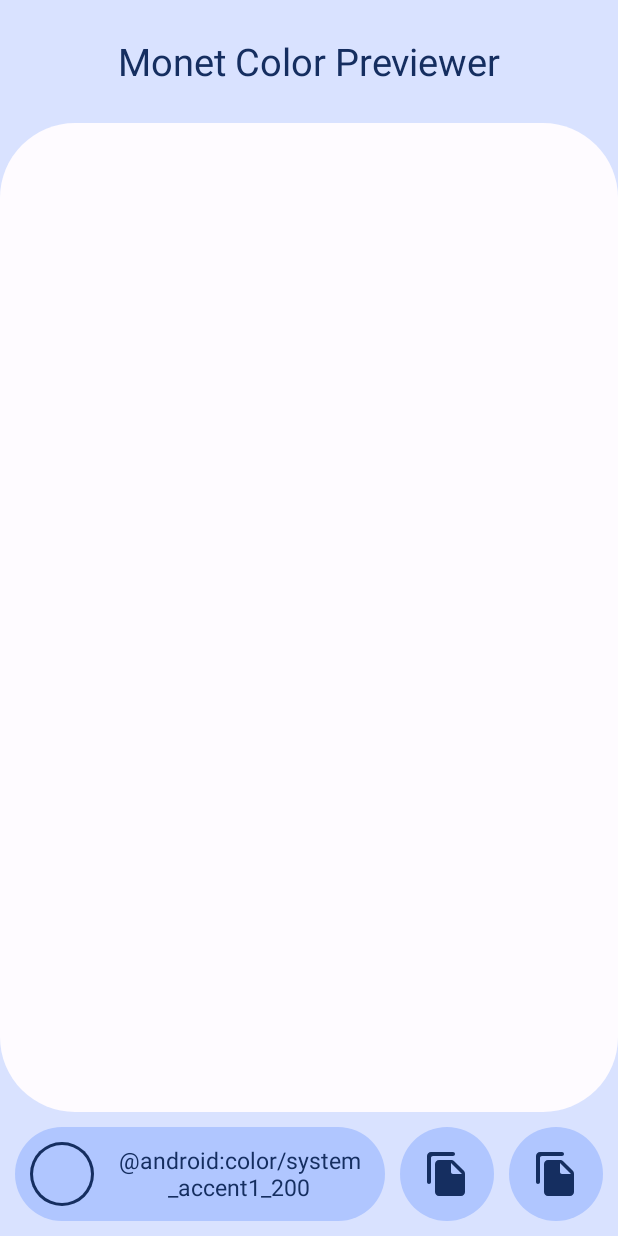
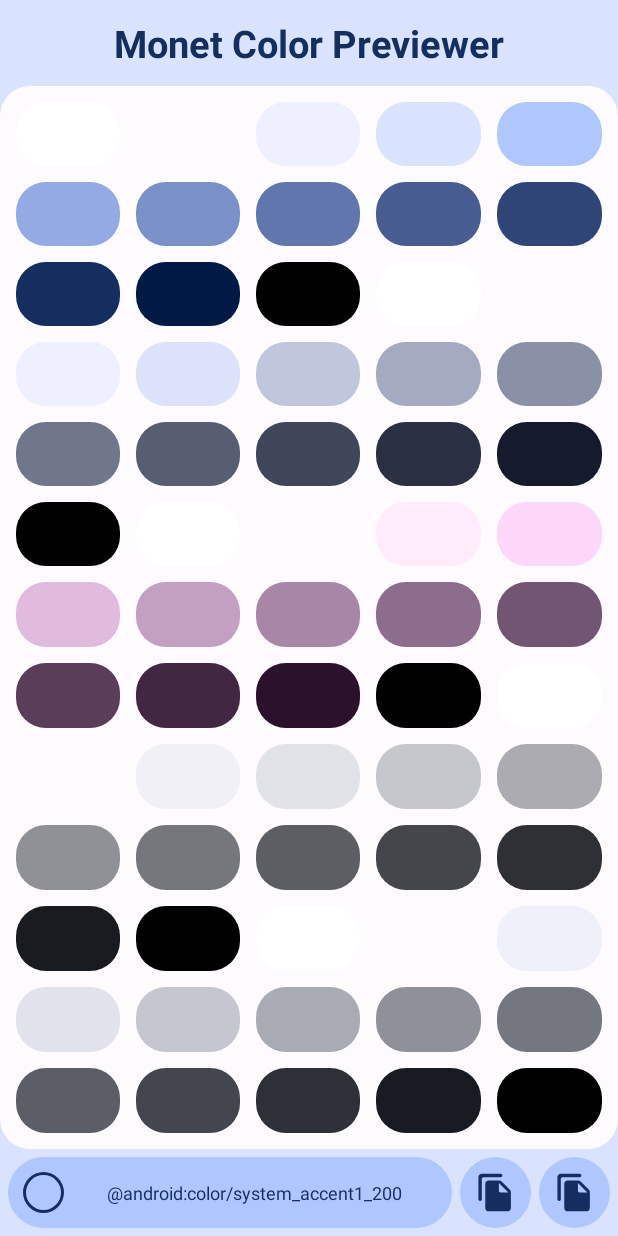
Before and after one commit to Smooth-E/monet-color-previewer, an Android app: the screen it shows after launch (MainActivity), on a phone screen of 412 x 824 dp. Run offline under Robolectric (Android 15) with nearby library versions, the phone set to English and light mode, and no system bars; plain views replace MaskableFrameLayout.

Commit message:
Grid of color chips no works

```diff
--- a/app/src/main/java/com/smoothie/monetcolors/MainActivity.java
+++ b/app/src/main/java/com/smoothie/monetcolors/MainActivity.java
@@ -34,32 +34,6 @@ public class MainActivity extends AppCompatActivity {
         public Entry (int id, String name) {
             this.color = id;
             this.name = name;
-        }
-    }
-
-    private static class GridViewAdapter extends ArrayAdapter<Entry> {
-
-        private int chipHeight;
-
-        public GridViewAdapter(@NonNull Context context, int resource, @NonNull Entry[] objects, int chipHeight) {
-            super(context, resource, objects);
-            this.chipHeight = chipHeight;
-            Log.d("tage", "GridViewAdapter: xhip height is: " + chipHeight);
-        }
-
-        @NonNull
-        @Override
-        public View getView(int position, @Nullable View convertView, @NonNull ViewGroup parent) {
-            Log.d("ArrayAdapter", "getView: got a view!");
-
-            LayoutInflater inflater = (LayoutInflater) getContext().getSystemService(Context.LAYOUT_INFLATER_SERVICE);
-
-            FrameLayout layout = (FrameLayout) inflater.inflate(R.layout.layout_color_entry, parent, false);
-            layout.findViewById(R.id.chip).setBackgroundTintList(ColorStateList.valueOf(getContext().getColor(colors[position].color)));
-            layout.findViewById(R.id.chip).setMinimumHeight(100);
-            //layout.setMinimumHeight(chipHeight);
-
-            return layout;
         }
     }
 
@@ -135,12 +109,8 @@ public class MainActivity extends AppCompatActivity {
             new Entry(R.color.neutral2_1000, "@android:color/system_neutral2_1000"),
     };
 
-    GridView                     colorGridView;
-    FrameLayout                  background;
-    FrameLayout                  colorDroplet;
-    TextView                     colorName;
-
-    private static LayoutInflater inflater;
+    private FrameLayout                  colorDroplet;
+    private TextView                     colorName;
 
     private void colorOnClick (Entry entry) {
         //colorParent.setBackgroundTintList(ColorStateList.valueOf(getColor(entry.color)));
@@ -153,15 +123,21 @@ public class MainActivity extends AppCompatActivity {
         super.onCreate(savedInstanceState);
         setContentView(R.layout.activity_main);
 
-        colorGridView = findViewById(R.id.colors_list);
         colorDroplet  = findViewById(R.id.color_droplet);
         colorName     = findViewById(R.id.color_name_text_view);
 
-        inflater = (LayoutInflater) getApplicationContext().getSystemService(Context.LAYOUT_INFLATER_SERVICE);
+        LayoutInflater inflater = (LayoutInflater) getApplicationContext().getSystemService(Context.LAYOUT_INFLATER_SERVICE);
 
-        int height = getResources().getDisplayMetrics().heightPixels;
-        GridViewAdapter adapter = new GridViewAdapter(this, R.layout.layout_color_entry, colors, height / 10 * 8 / 13);
-        colorGridView.setAdapter(adapter);
+        LinearLayout parent = (LinearLayout) findViewById(R.id.color_list);
+        for (int y = 0; y < 13; y++) {
+            LinearLayout rowLayout = (LinearLayout) inflater.inflate(R.layout.layout_color_row, parent, false);
+            for (int x = 0; x < 5; x++) {
+                FrameLayout layout = (FrameLayout) inflater.inflate(R.layout.layout_color_entry, rowLayout, false);
+                layout.setBackgroundTintList(ColorStateList.valueOf(getColor(colors[y * 5 + x].color)));
+                rowLayout.addView(layout);
+            }
+            parent.addView(rowLayout);
+        }
 
         colorOnClick(colors[4]);
     }
--- a/app/src/main/res/drawable/shape_button.xml
+++ b/app/src/main/res/drawable/shape_button.xml
@@ -1,5 +1,5 @@
 <?xml version="1.0" encoding="utf-8"?>
 <shape xmlns:android="http://schemas.android.com/apk/res/android">
     <solid android:color="#FFFF"/>
-    <corners android:radius="50dp"/>
+    <corners android:radius="@dimen/corner_radius"/>
 </shape>
--- /dev/null
+++ b/app/src/main/res/drawable/shape_round.xml
@@ -0,0 +1,5 @@
+<?xml version="1.0" encoding="utf-8"?>
+<shape xmlns:android="http://schemas.android.com/apk/res/android">
+    <solid android:color="#FFF"/>
+    <corners android:radius="10000dp"/>
+</shape>
--- a/app/src/main/res/drawable/shape_rounded_top.xml
+++ b/app/src/main/res/drawable/shape_rounded_top.xml
@@ -1,5 +1,7 @@
 <?xml version="1.0" encoding="utf-8"?>
 <shape xmlns:android="http://schemas.android.com/apk/res/android">
     <solid android:color="#FFFF" />
-    <corners android:topRightRadius="50dp" android:topLeftRadius="50dp" />
+    <corners
+        android:topRightRadius="@dimen/corner_radius"
+        android:topLeftRadius="@dimen/corner_radius" />
 </shape>
--- a/app/src/main/res/layout/activity_main.xml
+++ b/app/src/main/res/layout/activity_main.xml
@@ -5,46 +5,45 @@
     xmlns:android="http://schemas.android.com/apk/res/android"
     xmlns:app="http://schemas.android.com/apk/res-auto"
     xmlns:tools="http://schemas.android.com/tools"
-    android:weightSum="10"
+    android:weightSum="100"
     android:background="?attr/colorOnPrimary"
     android:orientation="vertical">
 
     <TextView
         android:layout_width="match_parent"
         android:layout_height="0dp"
-        android:layout_weight="1"
+        android:layout_weight="7"
         android:text="@string/app_name_full"
         android:textColor="?attr/colorOnSecondary"
         android:gravity="center"
-        android:textSize="25sp"/>
+        android:textSize="25sp"
+        android:textStyle="bold"/>
 
     <com.christophesmet.android.views.maskableframelayout.MaskableFrameLayout
         android:layout_width="match_parent"
         android:layout_height="0dp"
-        android:layout_weight="8"
+        android:layout_weight="86"
         android:background="@drawable/shape_button"
-        android:backgroundTint="?attr/colorSecondary">
+        android:backgroundTint="?attr/colorSecondary"
+        app:porterduffxfermode="DST_IN"
+        android:padding="5dp">
 
-        <GridView
-            android:id="@+id/colors_list"
+        <LinearLayout
+            android:id="@+id/color_list"
             android:layout_width="match_parent"
-            android:layout_height="0dp"
-            android:layout_weight="8"
-            android:background="@drawable/shape_button"
-            android:backgroundTint="?attr/colorSecondary"
+            android:layout_height="match_parent"
             android:orientation="vertical"
-            android:numColumns="5"
-            android:stretchMode="columnWidth"/>
+            android:weightSum="13"/>
 
     </com.christophesmet.android.views.maskableframelayout.MaskableFrameLayout>
 
     <RelativeLayout
         android:layout_width="match_parent"
         android:layout_height="0dp"
-        android:layout_weight="1"
+        android:layout_weight="7"
         android:orientation="horizontal"
         android:gravity="right"
-        android:padding="10dp">
+        android:padding="5dp">
 
         <FrameLayout
             android:layout_alignParentRight="true"
@@ -58,7 +57,7 @@
             <FrameLayout
                 android:layout_width="wrap_content"
                 android:layout_height="match_parent"
-                android:background="@drawable/shape_button"
+                android:background="@drawable/shape_round"
                 android:backgroundTint="?attr/colorPrimaryVariant">
 
                 <ImageView
@@ -67,7 +66,7 @@
                     android:adjustViewBounds="true"
                     android:src="@drawable/ic_round_file_copy_24"
                     app:tint="?attr/colorOnSecondary"
-                    android:padding="15dp"/>
+                    android:padding="10dp"/>
 
             </FrameLayout>
 
@@ -77,7 +76,7 @@
             android:layout_toLeftOf="@id/button_download"
             android:layout_width="wrap_content"
             android:layout_height="match_parent"
-            android:layout_marginHorizontal="10dp"
+            android:layout_marginHorizontal="5dp"
             android:background="?attr/selectableItemBackgroundBorderless"
             android:clickable="true"
             android:focusable="true"
@@ -86,7 +85,7 @@
             <FrameLayout
                 android:layout_width="wrap_content"
                 android:layout_height="match_parent"
-                android:background="@drawable/shape_button"
+                android:background="@drawable/shape_round"
                 android:backgroundTint="?attr/colorPrimaryVariant">
 
                 <ImageView
@@ -95,7 +94,7 @@
                     android:adjustViewBounds="true"
                     android:src="@drawable/ic_round_file_copy_24"
                     app:tint="?attr/colorOnSecondary"
-                    android:padding="15dp"/>
+                    android:padding="10dp"/>
 
             </FrameLayout>
 
@@ -104,7 +103,7 @@
         <RelativeLayout
             android:layout_width="match_parent"
             android:layout_height="match_parent"
-            android:background="@drawable/shape_button"
+            android:background="@drawable/shape_round"
             android:backgroundTint="?attr/colorPrimaryVariant"
             android:layout_toLeftOf="@id/button_copy"
             android:layout_alignParentLeft="true"
@@ -116,7 +115,7 @@
                 android:layout_width="wrap_content"
                 android:layout_height="match_parent"
                 android:backgroundTint="?attr/colorOnSecondary"
-                android:background="@drawable/shape_button">
+                android:background="@drawable/shape_round">
 
                 <ImageView
                     android:layout_width="wrap_content"
@@ -129,23 +128,23 @@
                     android:id="@+id/color_droplet"
                     android:layout_width="match_parent"
                     android:layout_height="match_parent"
-                    android:background="@drawable/shape_button"
+                    android:background="@drawable/shape_round"
                     android:backgroundTint="?attr/colorPrimaryVariant"
                     android:layout_margin="2dp" />
 
             </FrameLayout>
 
             <TextView
+                android:id="@+id/color_name_text_view"
                 android:layout_width="match_parent"
                 android:layout_height="match_parent"
                 android:layout_alignParentRight="true"
+                android:layout_marginLeft="5dp"
                 android:layout_toRightOf="@id/color_droplet_outline"
-                android:id="@+id/color_name_text_view"
-                android:layout_marginLeft="10dp"
+                android:gravity="center"
                 android:text=" @color/accent1_1000 "
-                android:gravity="center"
                 android:textColor="?attr/colorOnSecondary"
-                android:textSize="15sp"/>
+                android:textSize="12sp" />
 
         </RelativeLayout>
 
--- a/app/src/main/res/layout/layout_color_entry.xml
+++ b/app/src/main/res/layout/layout_color_entry.xml
@@ -1,14 +1,10 @@
 <?xml version="1.0" encoding="utf-8"?>
-<FrameLayout xmlns:android="http://schemas.android.com/apk/res/android"
-    android:layout_width="match_parent"
+<FrameLayout
+    xmlns:android="http://schemas.android.com/apk/res/android"
+    android:layout_width="0dp"
     android:layout_height="match_parent"
+    android:layout_weight="1"
     android:background="@drawable/shape_button"
-    android:padding="5dp">
-
-    <FrameLayout
-        android:layout_width="match_parent"
-        android:layout_height="match_parent"
-        android:id="@+id/chip"
-        android:background="@drawable/shape_button"/>
-
-</FrameLayout>
+    android:backgroundTintMode="multiply"
+    android:backgroundTint="#000"
+    android:layout_margin="5dp"/>
--- /dev/null
+++ b/app/src/main/res/layout/layout_color_row.xml
@@ -0,0 +1,7 @@
+<?xml version="1.0" encoding="utf-8"?>
+<LinearLayout xmlns:android="http://schemas.android.com/apk/res/android"
+    android:orientation="horizontal"
+    android:layout_width="match_parent"
+    android:layout_height="0dp"
+    android:weightSum="5"
+    android:layout_weight="1"/>
--- /dev/null
+++ b/app/src/main/res/values/dimansions.xml
@@ -0,0 +1,4 @@
+<?xml version="1.0" encoding="utf-8"?>
+<resources>
+    <dimen name="corner_radius">20dp</dimen>
+</resources>
```
